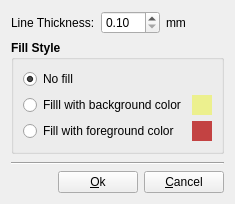
The window that ui/dialogs/symbol_editor/polygon_editor.ui (andromeda-cad/andromeda-cad) describes before a commit, drawn with Qt 5.
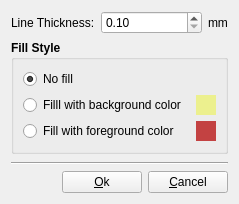
The same window after the commit.

The edit to the form file:
```diff
--- a/ui/dialogs/symbol_editor/polygon_editor.ui
+++ b/ui/dialogs/symbol_editor/polygon_editor.ui
@@ -6,10 +6,16 @@
    <rect>
     <x>0</x>
     <y>0</y>
-    <width>227</width>
+    <width>239</width>
     <height>204</height>
    </rect>
   </property>
+  <property name="minimumSize">
+   <size>
+    <width>239</width>
+    <height>204</height>
+   </size>
+  </property>
   <property name="windowTitle">
    <string>Form</string>
   </property>
@@ -32,6 +38,12 @@
      </item>
      <item>
       <widget class="QDoubleSpinBox" name="lineThickness">
+       <property name="sizePolicy">
+        <sizepolicy hsizetype="Expanding" vsizetype="Fixed">
+         <horstretch>0</horstretch>
+         <verstretch>0</verstretch>
+        </sizepolicy>
+       </property>
        <property name="font">
         <font>
          <pointsize>9</pointsize>
@@ -97,6 +109,12 @@
       </item>
       <item row="1" column="0">
        <widget class="QRadioButton" name="fillBackground">
+        <property name="minimumSize">
+         <size>
+          <width>175</width>
+          <height>0</height>
+         </size>
+        </property>
         <property name="font">
          <font>
           <pointsize>9</pointsize>
```
Left out of the diff: 4 changed lines with no effect on the pictures.
